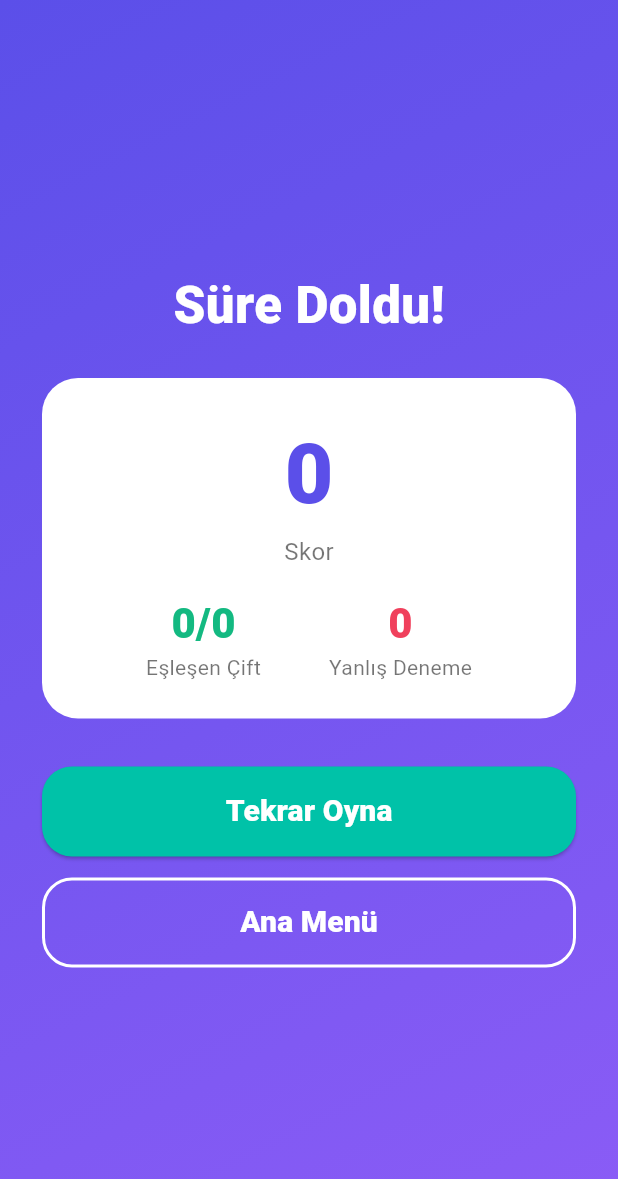
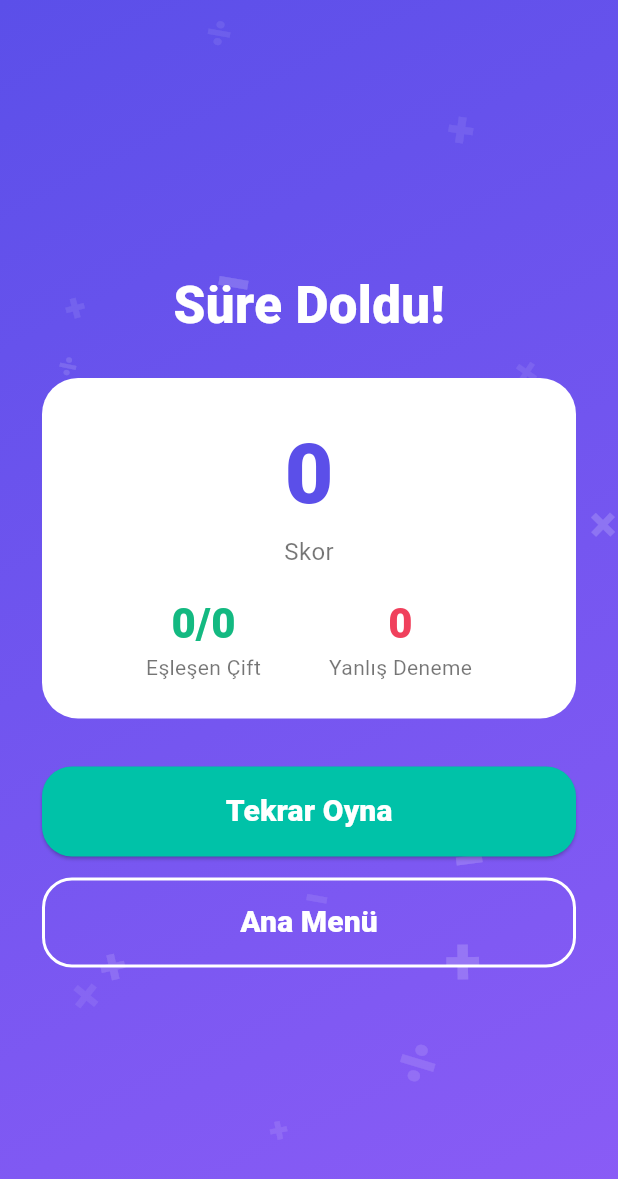
Before and after one commit to kemlsen/TopCik, a Flutter app: the MatchResultScreen screen opened directly with empty values, on a phone screen of 412 x 824 dp. Shown: the top 1179 px of the screen. Run offline on Flutter 3.47's test engine with Material 3 defaults, Android fonts, the light colour scheme and no system bars; our stand-ins replace audioplayers, shared_preferences; accounts and stored records are empty.

Commit message:
Add floating math symbols animation to purple gradient screens
Ana menü ve sonuç ekranlarındaki mor gradient arka planlara, düşük opaklıkta
yavaşça süzülen +, -, ×, ÷ sembolleri eklendi (daha canlı, Play Store'a
uygun bir görünüm için).

```diff
--- a/lib/screens/main_menu_screen.dart
+++ b/lib/screens/main_menu_screen.dart
@@ -4,6 +4,7 @@ import '../models/game_mode.dart';
 import '../services/audio_service.dart';
 import '../services/score_service.dart';
 import '../theme/app_colors.dart';
+import '../widgets/floating_symbols_background.dart';
 import 'level_select_screen.dart';
 import 'scoreboard_screen.dart';
 import 'settings_screen.dart';
@@ -39,7 +40,10 @@ class MainMenuScreen extends StatelessWidget {
     return Scaffold(
       body: Container(
         decoration: const BoxDecoration(gradient: AppColors.gradient),
-        child: SafeArea(
+        child: Stack(
+          children: [
+            const Positioned.fill(child: FloatingSymbolsBackground()),
+            SafeArea(
               child: Center(
                 child: ConstrainedBox(
                   constraints: const BoxConstraints(maxWidth: 420),
@@ -136,6 +140,8 @@ class MainMenuScreen extends StatelessWidget {
                 ),
               ),
             ),
+          ],
+        ),
       ),
     );
   }
--- a/lib/screens/match_result_screen.dart
+++ b/lib/screens/match_result_screen.dart
@@ -4,6 +4,7 @@ import '../logic/match_game_controller.dart';
 import '../services/audio_service.dart';
 import '../services/score_service.dart';
 import '../theme/app_colors.dart';
+import '../widgets/floating_symbols_background.dart';
 import 'main_menu_screen.dart';
 import 'match_game_screen.dart';
 
@@ -28,7 +29,10 @@ class MatchResultScreen extends StatelessWidget {
     return Scaffold(
       body: Container(
         decoration: const BoxDecoration(gradient: AppColors.gradient),
-        child: SafeArea(
+        child: Stack(
+          children: [
+            const Positioned.fill(child: FloatingSymbolsBackground()),
+            SafeArea(
               child: Center(
                 child: SingleChildScrollView(
                   child: ConstrainedBox(
@@ -76,7 +80,8 @@ class MatchResultScreen extends StatelessWidget {
                                 ),
                                 const SizedBox(height: 16),
                                 Row(
-                              mainAxisAlignment: MainAxisAlignment.spaceEvenly,
+                                  mainAxisAlignment:
+                                      MainAxisAlignment.spaceEvenly,
                                   children: [
                                     _StatColumn(
                                       label: 'Eşleşen Çift',
@@ -180,6 +185,8 @@ class MatchResultScreen extends StatelessWidget {
                 ),
               ),
             ),
+          ],
+        ),
       ),
     );
   }
--- a/lib/screens/result_screen.dart
+++ b/lib/screens/result_screen.dart
@@ -4,6 +4,7 @@ import '../logic/game_controller.dart';
 import '../services/audio_service.dart';
 import '../services/score_service.dart';
 import '../theme/app_colors.dart';
+import '../widgets/floating_symbols_background.dart';
 import 'game_screen.dart';
 import 'main_menu_screen.dart';
 
@@ -28,7 +29,10 @@ class ResultScreen extends StatelessWidget {
     return Scaffold(
       body: Container(
         decoration: const BoxDecoration(gradient: AppColors.gradient),
-        child: SafeArea(
+        child: Stack(
+          children: [
+            const Positioned.fill(child: FloatingSymbolsBackground()),
+            SafeArea(
               child: Center(
                 child: SingleChildScrollView(
                   child: ConstrainedBox(
@@ -76,7 +80,8 @@ class ResultScreen extends StatelessWidget {
                                 ),
                                 const SizedBox(height: 16),
                                 Row(
-                              mainAxisAlignment: MainAxisAlignment.spaceEvenly,
+                                  mainAxisAlignment:
+                                      MainAxisAlignment.spaceEvenly,
                                   children: [
                                     _StatColumn(
                                       label: 'Doğru',
@@ -179,6 +184,8 @@ class ResultScreen extends StatelessWidget {
                 ),
               ),
             ),
+          ],
+        ),
       ),
     );
   }
--- /dev/null
+++ b/lib/widgets/floating_symbols_background.dart
@@ -0,0 +1,122 @@
+import 'dart:math';
+
+import 'package:flutter/material.dart';
+
+/// Mor gradient ekranların (ana menü, sonuç ekranları) arka planında yavaşça
+/// süzülen küçük +, −, ×, ÷ sembolleri. Saf dekoratif bir katman — dokunma
+/// olaylarını yutmaması için [IgnorePointer] ile sarılı.
+class FloatingSymbolsBackground extends StatefulWidget {
+  final int symbolCount;
+
+  const FloatingSymbolsBackground({super.key, this.symbolCount = 22});
+
+  @override
+  State<FloatingSymbolsBackground> createState() =>
+      _FloatingSymbolsBackgroundState();
+}
+
+class _FloatingSymbolsBackgroundState extends State<FloatingSymbolsBackground>
+    with SingleTickerProviderStateMixin {
+  static const _glyphs = ['+', '−', '×', '÷'];
+
+  late final AnimationController _controller;
+  late final List<_FloatingSymbol> _symbols;
+
+  @override
+  void initState() {
+    super.initState();
+    // Sabit tohum: her açılışta aynı, göz için dengeli dağılım üretir.
+    final random = Random(7);
+    _symbols = List.generate(widget.symbolCount, (i) {
+      return _FloatingSymbol(
+        glyph: _glyphs[i % _glyphs.length],
+        left: random.nextDouble(),
+        top: random.nextDouble(),
+        size: 20 + random.nextDouble() * 26,
+        opacity: 0.08 + random.nextDouble() * 0.11,
+        driftX: 12 + random.nextDouble() * 16,
+        driftY: 16 + random.nextDouble() * 20,
+        phase: random.nextDouble() * 2 * pi,
+        speed: 0.5 + random.nextDouble() * 0.7,
+        spin: (random.nextBool() ? 1 : -1) * (0.12 + random.nextDouble() * 0.2),
+      );
+    });
+    _controller = AnimationController(
+      vsync: this,
+      duration: const Duration(seconds: 26),
+    )..repeat();
+  }
+
+  @override
+  void dispose() {
+    _controller.dispose();
+    super.dispose();
+  }
+
+  @override
+  Widget build(BuildContext context) {
+    return IgnorePointer(
+      child: ClipRect(
+        child: LayoutBuilder(
+          builder: (context, constraints) {
+            final w = constraints.maxWidth;
+            final h = constraints.maxHeight;
+            return AnimatedBuilder(
+              animation: _controller,
+              builder: (context, _) {
+                final t = _controller.value * 2 * pi;
+                return Stack(
+                  children: [
+                    for (final s in _symbols)
+                      Positioned(
+                        left:
+                            s.left * w + sin(t * s.speed + s.phase) * s.driftX,
+                        top: s.top * h + cos(t * s.speed + s.phase) * s.driftY,
+                        child: Transform.rotate(
+                          angle: sin(t * s.speed * 0.6 + s.phase) * s.spin,
+                          child: Text(
+                            s.glyph,
+                            style: TextStyle(
+                              fontSize: s.size,
+                              fontWeight: FontWeight.w800,
+                              color: Colors.white.withValues(alpha: s.opacity),
+                            ),
+                          ),
+                        ),
+                      ),
+                  ],
+                );
+              },
+            );
+          },
+        ),
+      ),
+    );
+  }
+}
+
+class _FloatingSymbol {
+  final String glyph;
+  final double left;
+  final double top;
+  final double size;
+  final double opacity;
+  final double driftX;
+  final double driftY;
+  final double phase;
+  final double speed;
+  final double spin;
+
+  _FloatingSymbol({
+    required this.glyph,
+    required this.left,
+    required this.top,
+    required this.size,
+    required this.opacity,
+    required this.driftX,
+    required this.driftY,
+    required this.phase,
+    required this.speed,
+    required this.spin,
+  });
+}
```
Also changed, not shown: .claude/settings.local.json, 1 other file. Lines whose indentation alone changed are shown as unchanged.
